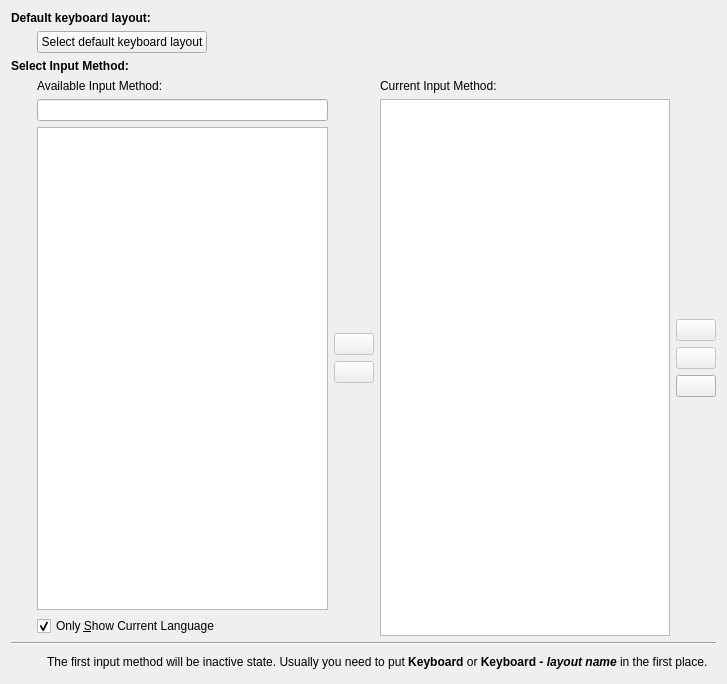
First picture: the form in src/impage.ui, repository fcitx/fcitx5-configtool, before the edit.
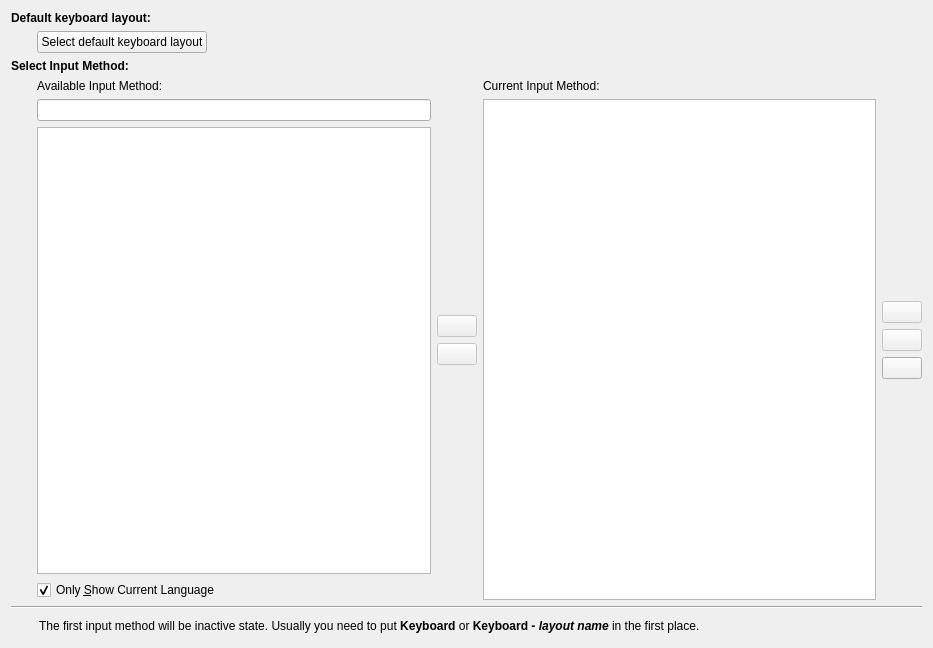
Second picture: the form after the edit. Custom widgets are drawn as their Qt base class.

Patch:
```diff
--- a/src/impage.ui
+++ b/src/impage.ui
@@ -6,8 +6,8 @@
    <rect>
     <x>0</x>
     <y>0</y>
-    <width>727</width>
-    <height>684</height>
+    <width>933</width>
+    <height>648</height>
    </rect>
   </property>
   <property name="windowTitle">
@@ -227,19 +227,6 @@
    </item>
    <item row="5" column="0" colspan="3">
     <layout class="QHBoxLayout" name="horizontalLayout_3">
-     <item>
-      <spacer name="horizontalSpacer_4">
-       <property name="orientation">
-        <enum>Qt::Horizontal</enum>
-       </property>
-       <property name="sizeHint" stdset="0">
-        <size>
-         <width>40</width>
-         <height>20</height>
-        </size>
-       </property>
-      </spacer>
-     </item>
      <item>
       <widget class="QLabel" name="infoIconLabel">
        <property name="sizePolicy">
@@ -273,21 +260,11 @@
        <property name="alignment">
         <set>Qt::AlignLeading|Qt::AlignLeft|Qt::AlignVCenter</set>
        </property>
+       <property name="wordWrap">
+        <bool>true</bool>
+       </property>
       </widget>
      </item>
-     <item>
-      <spacer name="horizontalSpacer_5">
-       <property name="orientation">
-        <enum>Qt::Horizontal</enum>
-       </property>
-       <property name="sizeHint" stdset="0">
-        <size>
-         <width>40</width>
-         <height>20</height>
-        </size>
-       </property>
-      </spacer>
-     </item>
     </layout>
    </item>
    <item row="0" column="0" colspan="3">
```
